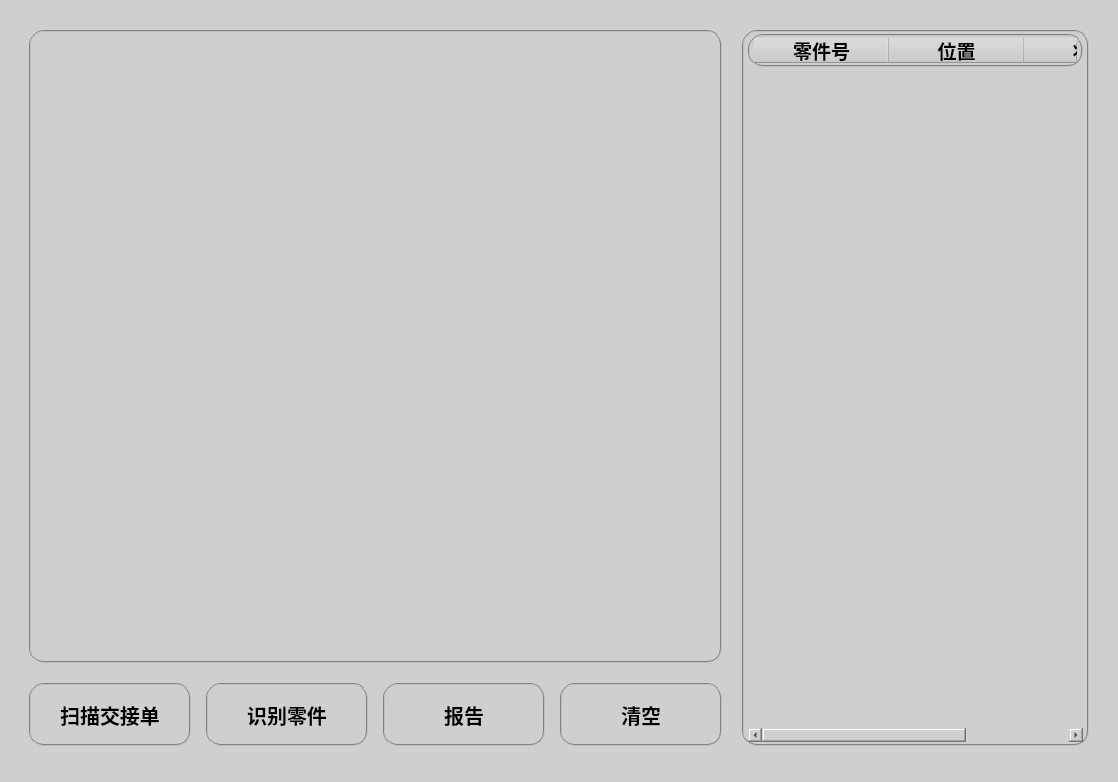
This is HMI.ui in shuaih7/ishop_ocr as Qt 5 draws it before an edit. The edited form follows.
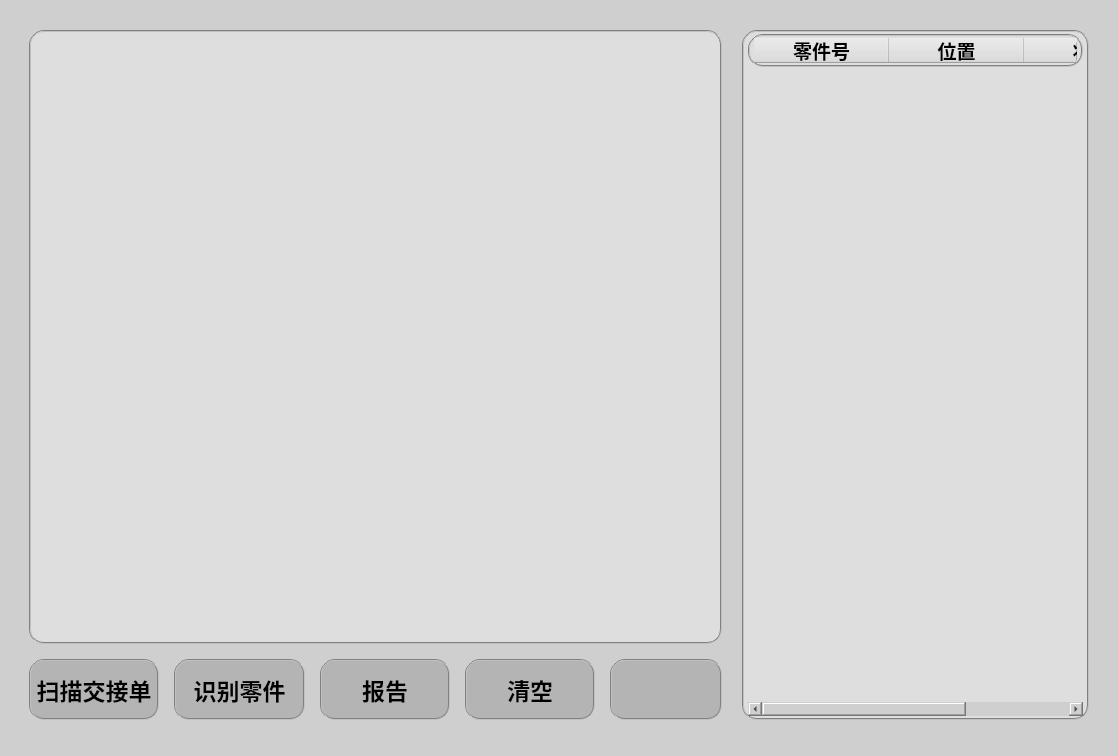
This is the edited form. Icons and pictures are not drawn. Custom widgets are drawn as their Qt base class.

```diff
--- a/HMI.ui
+++ b/HMI.ui
@@ -7,7 +7,7 @@
     <x>0</x>
     <y>0</y>
     <width>1118</width>
-    <height>782</height>
+    <height>756</height>
    </rect>
   </property>
   <property name="windowTitle">
@@ -49,10 +49,13 @@
       </property>
       <item>
        <layout class="QVBoxLayout" name="verticalLayout" stretch="10,1">
+        <property name="spacing">
+         <number>15</number>
+        </property>
         <item>
          <widget class="ImageLabel" name="imageLabel">
           <property name="styleSheet">
-           <string notr="true">font: bold;font-size: 20px;height: 36px;width: 100px; border:2px groove gray; border-radius:15px;padding:2px 4px;</string>
+           <string notr="true">font: bold;font-size: 20px;height: 36px;width: 100px; border:2px groove gray; border-radius:15px;padding:2px 4px;background-color:rgb(222,222,222)</string>
           </property>
           <property name="text">
            <string/>
@@ -60,7 +63,7 @@
          </widget>
         </item>
         <item>
-         <layout class="QHBoxLayout" name="horizontalLayout" stretch="1,1,1,1">
+         <layout class="QHBoxLayout" name="horizontalLayout" stretch="3,3,3,3,1">
           <property name="spacing">
            <number>15</number>
           </property>
@@ -76,7 +79,7 @@
              </sizepolicy>
             </property>
             <property name="styleSheet">
-             <string notr="true">font: bold;font-size: 20px;height: 36px;width: 100px; border:2px groove gray; border-radius:15px;padding:2px 4px;</string>
+             <string notr="true">font: bold;font-size: 23px;height: 36px;width: 100px; border:2px groove gray; border-radius:15px;padding:2px 4px;background-color:rgb(180,180,180)</string>
             </property>
             <property name="text">
              <string>扫描交接单</string>
@@ -92,7 +95,7 @@
              </sizepolicy>
             </property>
             <property name="styleSheet">
-             <string notr="true">font: bold;font-size: 20px;height: 36px;width: 100px; border:2px groove gray; border-radius:15px;padding:2px 4px;</string>
+             <string notr="true">font: bold;font-size: 23px;height: 36px;width: 100px; border:2px groove gray; border-radius:15px;padding:2px 4px;background-color:rgb(180,180,180)</string>
             </property>
             <property name="text">
              <string>识别零件</string>
@@ -108,7 +111,7 @@
              </sizepolicy>
             </property>
             <property name="styleSheet">
-             <string notr="true">font: bold;font-size: 20px;height: 36px;width: 100px; border:2px groove gray; border-radius:15px;padding:2px 4px;</string>
+             <string notr="true">font: bold;font-size: 23px;height: 36px;width: 100px; border:2px groove gray; border-radius:15px;padding:2px 4px;background-color:rgb(180,180,180)</string>
             </property>
             <property name="text">
              <string>报告</string>
@@ -124,13 +127,39 @@
              </sizepolicy>
             </property>
             <property name="styleSheet">
-             <string notr="true">font: bold;font-size: 20px;height: 36px;width: 100px; border:2px groove gray; border-radius:15px;padding:2px 4px;</string>
+             <string notr="true">font: bold;font-size: 23px;height: 36px;width: 100px; border:2px groove gray; border-radius:15px;padding:2px 4px;background-color:rgb(180,180,180)</string>
             </property>
             <property name="text">
              <string>清空</string>
             </property>
            </widget>
           </item>
+          <item>
+           <widget class="QPushButton" name="betConfig">
+            <property name="sizePolicy">
+             <sizepolicy hsizetype="MinimumExpanding" vsizetype="Preferred">
+              <horstretch>0</horstretch>
+              <verstretch>0</verstretch>
+             </sizepolicy>
+            </property>
+            <property name="styleSheet">
+             <string notr="true">font: bold;font-size: 20px;height: 36px;width: 100px; border:2px groove gray; border-radius:15px;padding:2px 4px;background-color:rgb(180,180,180)</string>
+            </property>
+            <property name="text">
+             <string/>
+            </property>
+            <property name="icon">
+             <iconset>
+              <normaloff>data/icons/setting.png</normaloff>data/icons/setting.png</iconset>
+            </property>
+            <property name="iconSize">
+             <size>
+              <width>32</width>
+              <height>32</height>
+             </size>
+            </property>
+           </widget>
+          </item>
          </layout>
         </item>
        </layout>
@@ -138,10 +167,10 @@
       <item>
        <widget class="PartTable" name="partTable">
         <property name="styleSheet">
-         <string notr="true">font-size: 20px;height: 33px;border:2px groove gray; border-radius:15px;padding:2px 4px;</string>
+         <string notr="true">font-size: 20px;height: 33px;border:2px groove gray; border-radius:15px;padding:2px 4px;background-color:rgb(222,222,222)</string>
         </property>
         <property name="showGrid">
-         <bool>true</bool>
+         <bool>false</bool>
         </property>
         <attribute name="horizontalHeaderCascadingSectionResizes">
          <bool>true</bool>
```
Left out of the diff: 33 changed lines with no effect on the pictures.
